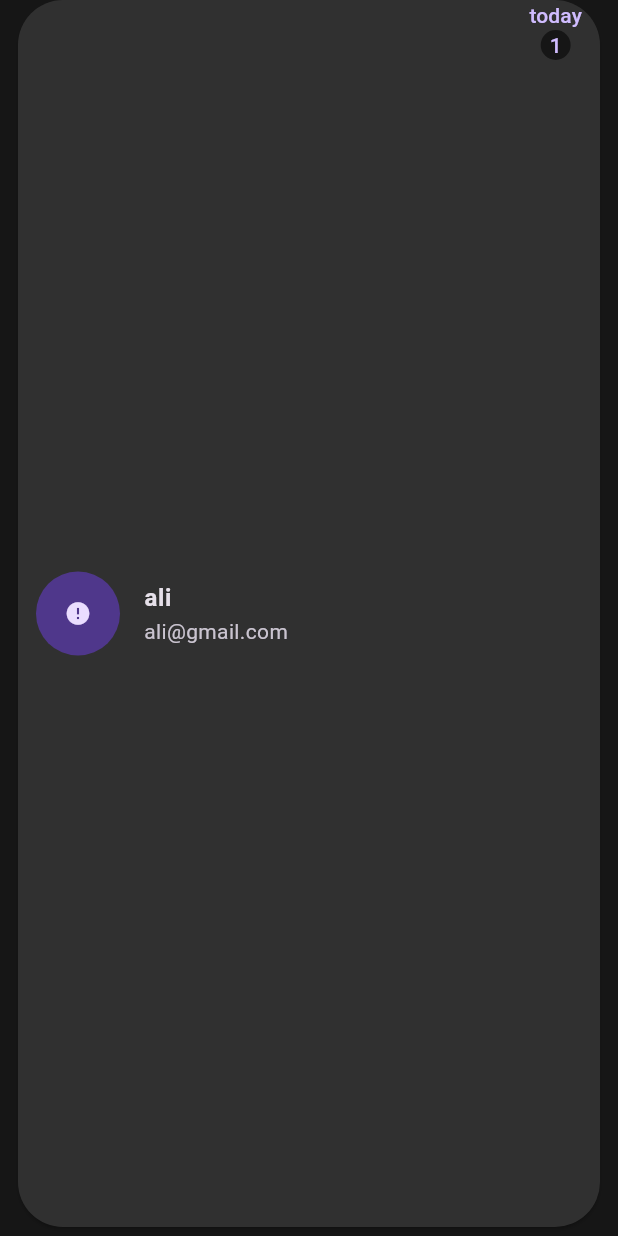
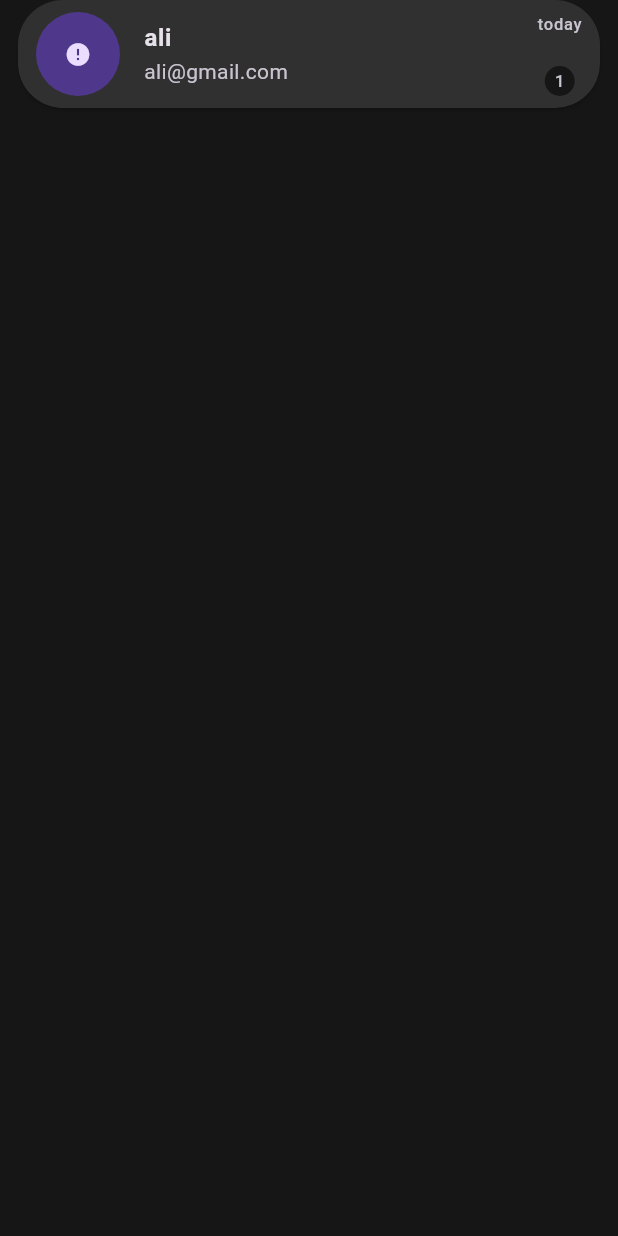
Before and after one commit to AliKamar34/Tok-Talk, a Flutter app: the CustomChatInfoButton widget shown alone on an empty page, opened directly, on a phone screen of 412 x 824 dp. Run offline on Flutter 3.47's test engine with Material 3 defaults, Android fonts, the phone set to English and light mode, and no system bars; drawn by our look-alikes of cached_network_image; our stand-ins replace bloc, cloud_firestore, dartz, equatable, firebase_auth, firebase_core and 4 more; accounts and stored records are empty; network calls fail.

Commit message:
refactor chat info button

```diff
--- a/lib/features/home/presentation/views/widgets/chat_info_button.dart
+++ b/lib/features/home/presentation/views/widgets/chat_info_button.dart
@@ -1,5 +1,5 @@
 import 'package:flutter/material.dart';
-import 'package:new_project/core/utils/colors_data.dart';
+import 'package:new_project/core/widgets/custom_backgtound_container.dart';
 import 'package:new_project/features/home/data/models/person_model.dart';
 import 'package:new_project/features/home/presentation/views/widgets/custom_cirlce_image.dart';
 import 'package:new_project/features/home/presentation/views/widgets/message_counter.dart';
@@ -14,24 +14,8 @@ class CustomChatInfoButton extends StatelessWidget {
   final void Function()? onPressed;
   @override
   Widget build(BuildContext context) {
-    return Padding(
-      padding: const EdgeInsets.only(
-        left: 12,
-        right: 12,
-        bottom: 6,
-      ),
-      child: ElevatedButton(
+    return CustomBackgoundContainer(
       onPressed: onPressed,
-        style: ElevatedButton.styleFrom(
-          backgroundColor: ColorAssetData.kprimaryColor,
-          shape: RoundedRectangleBorder(
-            borderRadius: BorderRadius.circular(30),
-          ),
-          padding: const EdgeInsets.symmetric(horizontal: 12),
-        ),
-        child: Row(
-          children: [
-            Expanded(
       child: ListTile(
         contentPadding: EdgeInsets.zero,
         leading: CustomCircleImage(
@@ -42,14 +26,11 @@ class CustomChatInfoButton extends StatelessWidget {
           style: const TextStyle(fontWeight: FontWeight.bold),
         ),
         subtitle: Text(personModel.email),
-              ),
-            ),
-            const Column(
+        trailing: const Column(
+          mainAxisAlignment: MainAxisAlignment.spaceBetween,
           children: [
             Text('today'),
             MessageCounter(),
-              ],
-            )
           ],
         ),
       ),
```
Lines whose indentation alone changed are shown as unchanged.
